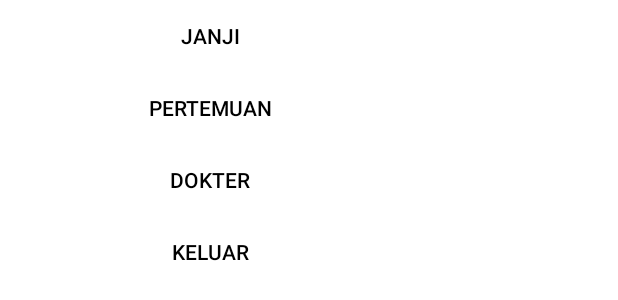
After one commit to vincentiusdaryl/Tubes_P3B, an Android app: the layout fragment_left.xml on its own in the app's theme, with its tools: preview values and no code run, on a phone screen of 412 x 824 dp. The commit adds this screen. Shown: the top 300 px of the screen. Run offline under Robolectric (Android 15) with nearby library versions, the phone set to English and light mode, and no system bars.

Commit message:
drawer layout toolbar sama xml MainActivity

```diff
--- a/app/build.gradle
+++ b/app/build.gradle
@@ -40,6 +40,8 @@ dependencies {
     implementation 'androidx.appcompat:appcompat:1.5.1'
     implementation 'com.google.android.material:material:1.6.1'
     implementation 'androidx.constraintlayout:constraintlayout:2.1.4'
+    implementation 'androidx.constraintlayout:constraintlayout:2.1.4'
+    implementation('androidx.drawerlayout:drawerlayout:1.1.1')
     testImplementation 'junit:junit:4.13.2'
     androidTestImplementation 'androidx.test.ext:junit:1.1.3'
     androidTestImplementation 'androidx.test.espresso:espresso-core:3.4.0'
--- a/app/src/main/res/layout/fragment_home.xml
+++ b/app/src/main/res/layout/fragment_home.xml
@@ -14,7 +14,9 @@
             android:layout_height="wrap_content"
             android:gravity="center"
             android:text="Rumah sakit Sehat Selalu"
-            android:textSize="55dp"
+            android:textSize="50dp"
+            android:layout_marginTop="70dp"
+
             />
         <ImageView
             android:layout_marginTop="100dp"
--- /dev/null
+++ b/app/src/main/res/layout/fragment_left.xml
@@ -0,0 +1,60 @@
+<?xml version="1.0" encoding="utf-8"?>
+<FrameLayout xmlns:android="http://schemas.android.com/apk/res/android"
+    android:layout_width="280dp"
+    android:layout_height="match_parent"
+    >
+
+    <RelativeLayout
+        android:layout_width="match_parent"
+        android:layout_height="match_parent"
+        android:background="@color/grey">
+
+        <LinearLayout
+            android:layout_width="match_parent"
+            android:layout_height="wrap_content"
+            android:orientation="vertical">
+
+            <Button
+                android:id="@+id/buttonHome"
+                android:layout_width="match_parent"
+                android:layout_height="wrap_content"
+                android:text="Janji"
+                android:textColor="@color/black"
+                style="@style/Widget.AppCompat.Button.Borderless.Colored"
+                >
+            </Button>
+
+            <Button
+                android:id="@+id/buttonPertemuan"
+                android:layout_width="match_parent"
+                android:layout_height="wrap_content"
+                android:text="Pertemuan"
+                android:textColor="@color/black"
+                style="@style/Widget.AppCompat.Button.Borderless.Colored"
+                >
+            </Button>
+
+            <Button
+                android:id="@+id/buttonDokter"
+                android:layout_width="match_parent"
+                android:layout_height="wrap_content"
+                android:text="Dokter"
+                android:textColor="@color/black"
+                style="@style/Widget.AppCompat.Button.Borderless.Colored"
+                >
+            </Button>
+
+            <Button
+                android:id="@+id/buttonExit"
+                android:layout_width="match_parent"
+                android:layout_height="wrap_content"
+                android:textColor="@color/black"
+                style="@style/Widget.AppCompat.Button.Borderless.Colored"
+                android:text="Keluar"
+                >
+            </Button>
+        </LinearLayout>
+
+    </RelativeLayout>
+
+</FrameLayout>
--- a/app/src/main/res/values/colors.xml
+++ b/app/src/main/res/values/colors.xml
@@ -7,4 +7,5 @@
     <color name="teal_700">#FF018786</color>
     <color name="black">#FF000000</color>
     <color name="white">#FFFFFFFF</color>
+    <color name="grey">#BCFFFFFF</color>
 </resources>
--- a/app/src/main/res/values/strings.xml
+++ b/app/src/main/res/values/strings.xml
@@ -1,3 +1,5 @@
 <resources>
     <string name="app_name">AplikasiRumahSakit</string>
+    <string name="close">close</string>
+    <string name="open">open</string>
 </resources>
```
Also changed, not shown: app/src/main/java/com/pppb/aplikasirumahsakit/MainActivity.java (+17 -0 lines), app/src/main/java/com/pppb/aplikasirumahsakit/fragment_left.java (added, +49 -0 lines), app/src/main/java/com/pppb/aplikasirumahsakit/listDokterAdapter.java (added, +70 -0 lines), app/src/main/res/layout/activity_main.xml (+45 -0 lines).
